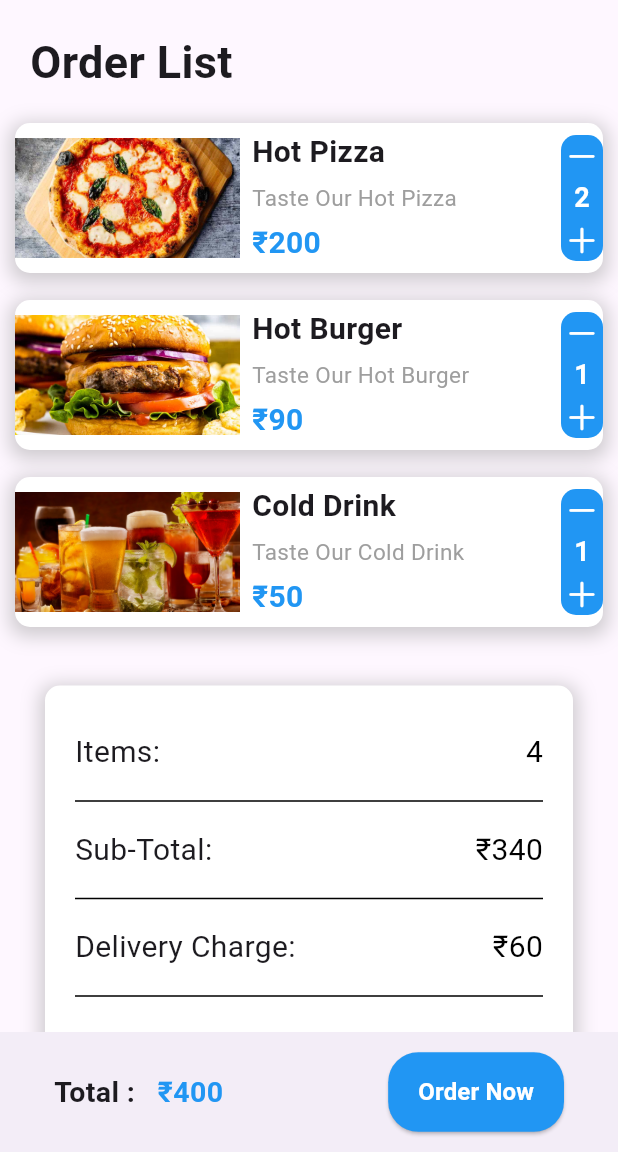
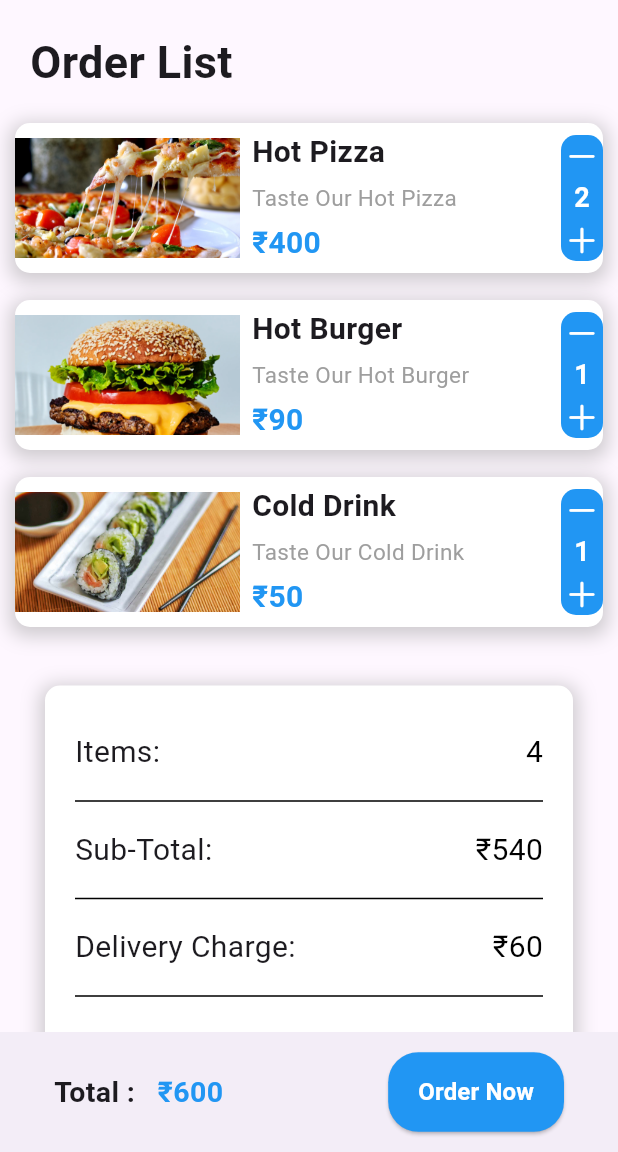
Before and after one commit to kashish8001/food_delivery_app, a Flutter app: the MyCart screen opened by its route, on a phone screen of 412 x 824 dp, the part 84-1236 px from its top. Run offline on Flutter 3.47's test engine with Material 3 defaults, Android fonts, the phone set to English and light mode, and no system bars.

Commit message:
MEHUL - CART, CARTBOTTOMNAVBAR MODIFIED

```diff
--- a/lib/CartBottomNavBar.dart
+++ b/lib/CartBottomNavBar.dart
@@ -0,0 +1,70 @@
+import 'package:flutter/material.dart';
+
+class CartBottomNavBar extends StatelessWidget {
+  final int totalAmount;
+
+  // Accept the total price as a parameter
+  CartBottomNavBar({required this.totalAmount});
+
+  @override
+  Widget build(BuildContext context) {
+    return BottomAppBar(
+      child: Container(
+        padding: const EdgeInsets.symmetric(horizontal: 20),
+        height: 70,
+        child: Row(
+          mainAxisAlignment: MainAxisAlignment.spaceBetween,
+          children: [
+            // Total amount section
+            Row(
+              children: [
+                const Text(
+                  "Total :",
+                  style: TextStyle(
+                    fontSize: 19,
+                    fontWeight: FontWeight.bold,
+                  ),
+                ),
+                const SizedBox(
+                  width: 15,
+                ),
+                Text(
+                  "₹$totalAmount", // Use the dynamic totalAmount value
+                  style: const TextStyle(
+                    fontSize: 19,
+                    fontWeight: FontWeight.bold,
+                    color: Colors.blue,
+                  ),
+                ),
+              ],
+            ),
+            // Order button
+            ElevatedButton(
+              onPressed: () {
+                // Your order logic here
+              },
+              style: ElevatedButton.styleFrom(
+                backgroundColor: Colors.blue,
+                padding: const EdgeInsets.symmetric(
+                  vertical: 15,
+                  horizontal: 20,
+                ),
+                shape: RoundedRectangleBorder(
+                  borderRadius: BorderRadius.circular(20),
+                ),
+              ),
+              child: const Text(
+                "Order Now",
+                style: TextStyle(
+                  fontSize: 16,
+                  fontWeight: FontWeight.bold,
+                  color: Colors.white,
+                ),
+              ),
+            ),
+          ],
+        ),
+      ),
+    );
+  }
+}
--- a/lib/homepage/main_food_page.dart
+++ b/lib/homepage/main_food_page.dart
@@ -1,6 +1,6 @@
 import 'package:flutter/material.dart';
 
-import '../cart.dart';
+import '../widgets/cart.dart';
 import '../profile/profile.dart';
 import '../restaurant/all_restaurants.dart';
 
--- a/lib/main.dart
+++ b/lib/main.dart
@@ -2,7 +2,7 @@ import 'package:flutter/material.dart';
 import 'package:food_delivery_app/login.dart';
 import 'package:food_delivery_app/profile/orders.dart';
 import 'package:food_delivery_app/profile/user.dart';
-import 'cart.dart';
+import 'widgets/cart.dart';
 import 'homepage/main_food_page.dart';
 import 'register.dart';
 import 'package:food_delivery_app/profile/profile.dart';
--- a/lib/cart.dart
+++ b/lib/widgets/cart.dart
@@ -1,8 +1,18 @@
 import 'package:flutter/material.dart';
-import 'package:food_delivery_app/widgets/CartBottomNavBar.dart';
+import 'package:food_delivery_app/CartBottomNavBar.dart';
 import 'package:flutter/cupertino.dart'; // For CupertinoIcons
-// import 'package:food_delivery_app/widgets/drawer_widget.dart'; // Assuming you have DrawerWidget
+import 'package:food_delivery_app/widgets/drawer_widget.dart'; // Assuming you have DrawerWidget
 import 'package:food_delivery_app/widgets/AppBarWidget.dart'; // Assuming you have AppBarWidget
+
+class CartItem {
+  String image;
+  String title;
+  String subtitle;
+  int price;
+  int quantity;
+
+  CartItem({required this.image, required this.title, required this.subtitle, required this.price, required this.quantity});
+}
 
 class MyCart extends StatefulWidget {
   const MyCart({super.key});
@@ -12,6 +22,20 @@ class MyCart extends StatefulWidget {
 }
 
 class _MyCartState extends State<MyCart> {
+  // List of Cart items
+  List<CartItem> cartItems = [
+    CartItem(image: "assets/image1.jpg", title: "Hot Pizza", subtitle: "Taste Our Hot Pizza", price: 200, quantity: 2),
+    CartItem(image: "assets/image2.webp", title: "Hot Burger", subtitle: "Taste Our Hot Burger", price: 90, quantity: 1),
+    CartItem(image: "assets/image3.jpg", title: "Cold Drink", subtitle: "Taste Our Cold Drink", price: 50, quantity: 1),
+  ];
+
+  // Function to calculate total price
+  int getTotalPrice() {
+    int subTotal = cartItems.fold(0, (sum, item) => sum + (item.price * item.quantity));
+    int deliveryCharge = 60;
+    return subTotal + deliveryCharge;
+  }
+
   @override
   Widget build(BuildContext context) {
     return Scaffold(
@@ -30,9 +54,7 @@ class _MyCartState extends State<MyCart> {
                 ),
               ),
               // List of Cart Items
-              _buildCartItem("assets/cart1.jpg", "Hot Pizza", "Taste Our Hot Pizza", 200, 2),
-              _buildCartItem("assets/cart2.jpg", "Hot Burger", "Taste Our Hot Burger", 90, 1),
-              _buildCartItem("assets/cart3.jpg", "Cold Drink", "Taste Our Cold Drink", 50, 1),
+              ...cartItems.map((item) => _buildCartItem(item)).toList(),
 
               const SizedBox(height: 30),
 
@@ -42,12 +64,13 @@ class _MyCartState extends State<MyCart> {
           ),
         ),
       ),
-      bottomNavigationBar: CartBottomNavBar(), // Assuming you have a custom CartBottomNavBar
+      drawer: DrawerWidget(), // Assuming you have a custom DrawerWidget
+      bottomNavigationBar: CartBottomNavBar(totalAmount: getTotalPrice()), // Assuming you have a custom CartBottomNavBar
     );
   }
 
   // Widget to build a single cart item
-  Widget _buildCartItem(String image, String title, String subtitle, int price, int quantity) {
+  Widget _buildCartItem(CartItem item) {
     return Padding(
       padding: const EdgeInsets.symmetric(vertical: 9),
       child: Container(
@@ -69,7 +92,7 @@ class _MyCartState extends State<MyCart> {
           children: [
             Container(
               alignment: Alignment.center,
-              child: Image.asset(image, height: 80, width: 150, fit: BoxFit.cover),
+              child: Image.asset(item.image, height: 80, width: 150, fit: BoxFit.cover),
             ),
             Expanded(
               child: Padding(
@@ -79,22 +102,22 @@ class _MyCartState extends State<MyCart> {
                   mainAxisAlignment: MainAxisAlignment.spaceEvenly,
                   children: [
                     Text(
-                      title,
+                      item.title,
                       style: const TextStyle(fontSize: 20, fontWeight: FontWeight.bold),
                     ),
                     Text(
-                      subtitle,
+                      item.subtitle,
                       style: const TextStyle(fontSize: 15, color: Colors.grey),
                     ),
                     Text(
-                      "₹$price",
+                      "₹${item.price * item.quantity}",
                       style: const TextStyle(fontSize: 20, fontWeight: FontWeight.bold, color: Colors.blue),
                     ),
                   ],
                 ),
               ),
             ),
-            _buildQuantityControl(quantity),
+            _buildQuantityControl(item),
           ],
         ),
       ),
@@ -102,7 +125,7 @@ class _MyCartState extends State<MyCart> {
   }
 
   // Widget for quantity control (add/remove)
-  Widget _buildQuantityControl(int quantity) {
+  Widget _buildQuantityControl(CartItem item) {
     return Padding(
       padding: const EdgeInsets.symmetric(vertical: 8),
       child: Container(
@@ -114,16 +137,32 @@ class _MyCartState extends State<MyCart> {
         child: Column(
           mainAxisAlignment: MainAxisAlignment.spaceBetween,
           children: [
-            const Icon(CupertinoIcons.minus, color: Colors.white),
+            GestureDetector(
+              onTap: () {
+                setState(() {
+                  if (item.quantity > 1) {
+                    item.quantity--;
+                  }
+                });
+              },
+              child: const Icon(CupertinoIcons.minus, color: Colors.white),
+            ),
             Text(
-              "$quantity",
+              "${item.quantity}",
               style: const TextStyle(
                 fontSize: 18,
                 fontWeight: FontWeight.bold,
                 color: Colors.white,
               ),
             ),
-            const Icon(CupertinoIcons.plus, color: Colors.white),
+            GestureDetector(
+              onTap: () {
+                setState(() {
+                  item.quantity++;
+                });
+              },
+              child: const Icon(CupertinoIcons.plus, color: Colors.white),
+            ),
           ],
         ),
       ),
@@ -132,6 +171,11 @@ class _MyCartState extends State<MyCart> {
 
   // Widget to build the summary section
   Widget _buildSummarySection() {
+    int totalItems = cartItems.fold(0, (sum, item) => sum + item.quantity);
+    int subTotal = cartItems.fold(0, (sum, item) => sum + (item.price * item.quantity));
+    int deliveryCharge = 60;
+    int total = subTotal + deliveryCharge;
+
     return Padding(
       padding: const EdgeInsets.symmetric(horizontal: 20),
       child: Container(
@@ -150,13 +194,13 @@ class _MyCartState extends State<MyCart> {
         ),
         child: Column(
           children: [
-            _buildSummaryRow("Items:", "4"),
+            _buildSummaryRow("Items:", "$totalItems"),
             const Divider(color: Colors.black),
-            _buildSummaryRow("Sub-Total:", "₹340"),
+            _buildSummaryRow("Sub-Total:", "₹$subTotal"),
             const Divider(color: Colors.black),
-            _buildSummaryRow("Delivery Charge:", "₹60"),
+            _buildSummaryRow("Delivery Charge:", "₹$deliveryCharge"),
             const Divider(color: Colors.black),
-            _buildSummaryRow("Total:", "₹400", isTotal: true),
+            _buildSummaryRow("Total:", "₹$total", isTotal: true),
           ],
         ),
       ),
```
